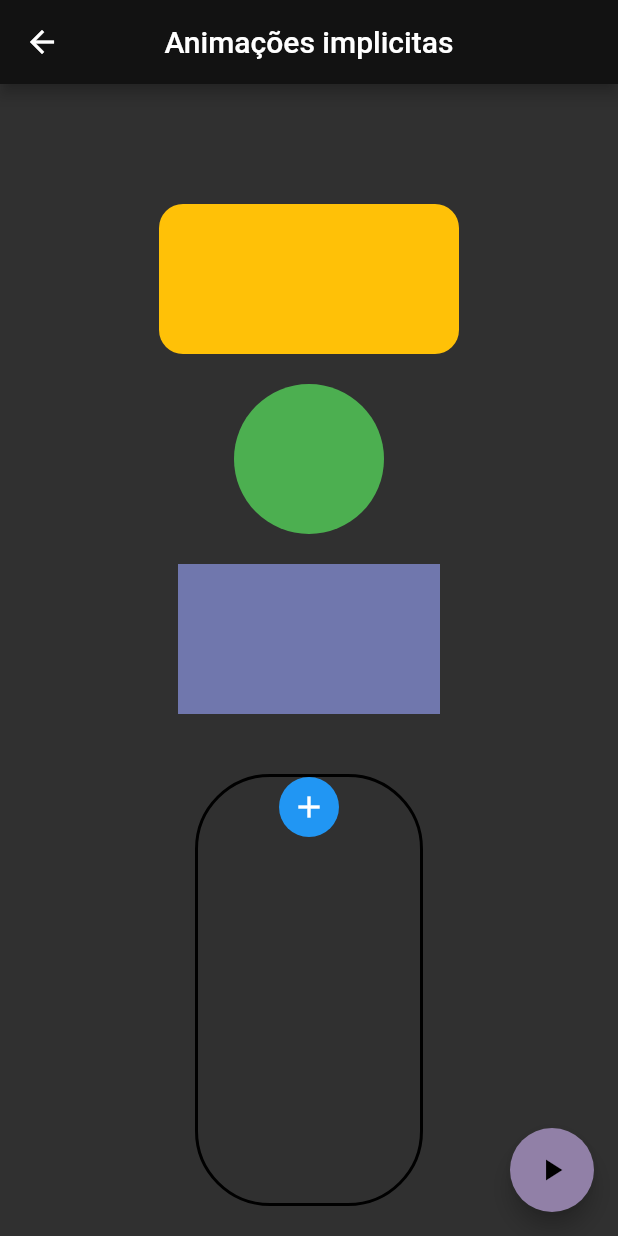
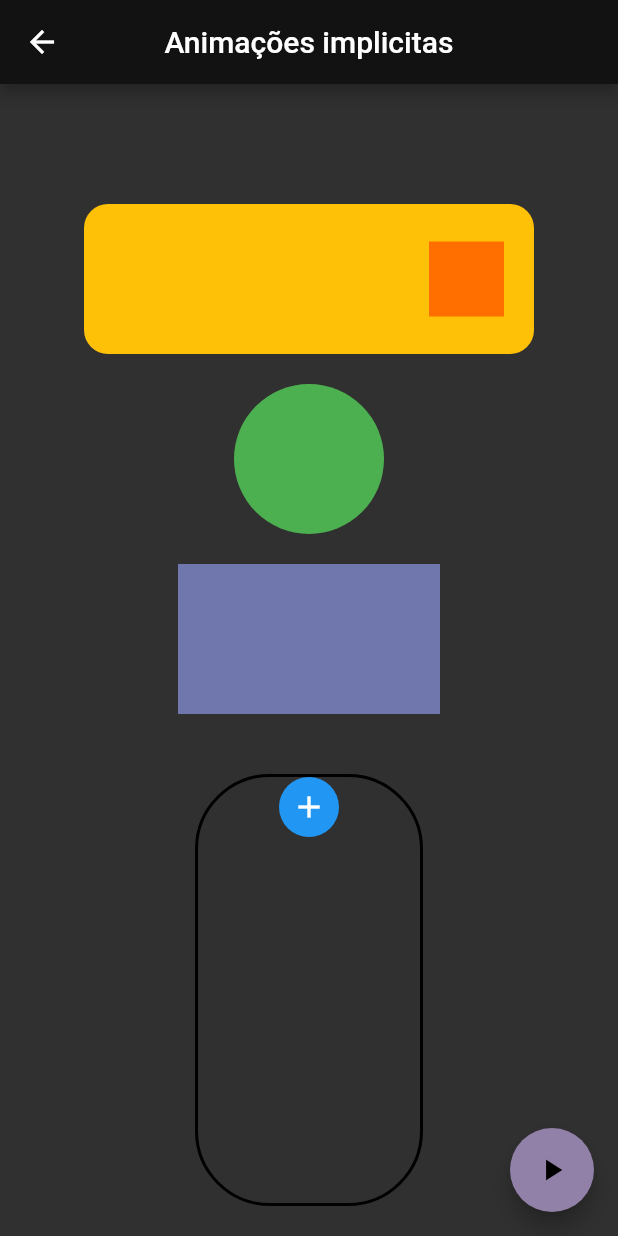
Before and after one commit to CristovoXDGM/flutter_animations_fteam, a Flutter app: the ImplicitAnimationPAge screen opened by its route, after a tap on the "play arrow" icon, on a phone screen of 412 x 824 dp. Run offline on Flutter 3.47's test engine with Material 2 defaults, Android fonts, the phone set to English and light mode, and no system bars; our stand-ins replace flutter_modular.

Commit message:
change small things during animation

```diff
--- a/lib/app/modules/flutter_animations/presenter/components/animated_container_example.dart
+++ b/lib/app/modules/flutter_animations/presenter/components/animated_container_example.dart
@@ -15,23 +15,30 @@ class AnimatedContainerExample extends StatefulWidget {
 }
 
 class _AnimatedContainerExampleState extends State<AnimatedContainerExample> {
+  double boxSize = 300;
+
   @override
   Widget build(BuildContext context) {
     return ValueListenableBuilder(
       valueListenable: widget.valueListenable,
-      builder: (_, isSmall, __) {
-        return Center(
-          child: GestureDetector(
-            child: ClipRRect(
-              borderRadius: BorderRadius.circular(16),
-              child: AnimatedContainer(
-                curve: Curves.easeIn,
-                color: Colors.amber,
-                height: 100,
-                width: isSmall as bool ? 100 : 200,
-                duration: const Duration(milliseconds: 500),
-              ),
-            ),
+      builder: (_, canAnimate, __) {
+        return AnimatedContainer(
+          decoration: BoxDecoration(
+            borderRadius: BorderRadius.circular(16),
+            color: canAnimate as bool ? Colors.transparent : Colors.amber,
+          ),
+          curve: Curves.easeIn,
+          alignment: canAnimate ? Alignment.centerLeft : Alignment.centerRight,
+          height: 100,
+          width: canAnimate ? 100 : boxSize,
+          // width: isSmall as bool ? 100 : 200,
+          duration: const Duration(milliseconds: 500),
+          child: AnimatedContainer(
+            duration: const Duration(milliseconds: 500),
+            margin: const EdgeInsets.only(left: 20, right: 20),
+            height: 50,
+            width: 50,
+            color: canAnimate ? Colors.grey : Colors.amber.shade900,
           ),
         );
       },
--- a/lib/app/modules/flutter_animations/presenter/pages/explicit_animation_page.dart
+++ b/lib/app/modules/flutter_animations/presenter/pages/explicit_animation_page.dart
@@ -8,9 +8,7 @@ class ExplicitAnimationPage extends StatefulWidget {
 }
 
 class _ExplicitAnimationPageState extends State<ExplicitAnimationPage>
-    with TickerProviderStateMixin {
-  bool animateBall = false;
-
+    with SingleTickerProviderStateMixin {
   final title = 'Animações explicitas';
   late final AnimationController _animationController = AnimationController(
     duration: const Duration(seconds: 3),
--- a/lib/app/modules/flutter_animations/presenter/pages/home_page.dart
+++ b/lib/app/modules/flutter_animations/presenter/pages/home_page.dart
@@ -70,7 +70,6 @@ class _HomePageState extends State<HomePage> {
                     child: Padding(
                       padding: const EdgeInsets.symmetric(
                           vertical: 10, horizontal: 20),
-                      child: Expanded(
                       child: Column(
                         mainAxisSize: MainAxisSize.min,
                         children: [
@@ -100,7 +99,6 @@ class _HomePageState extends State<HomePage> {
                   ),
                 ),
               ),
-              )
             ],
           ),
         ),
```
Lines whose indentation alone changed are shown as unchanged.
